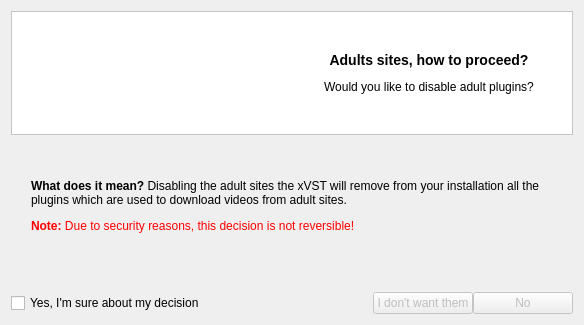
This is ui/adultspermission.ui in xVST/xVideoServiceThief as Qt 5 draws it before an edit. The edited form follows.
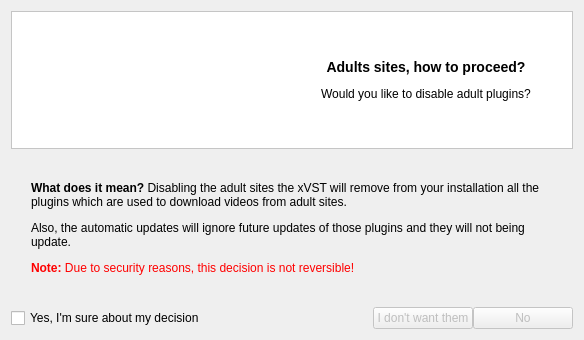
This is the edited form. Icons and pictures are not drawn.

Commit message: Fixed bug with Adults permission window and updated translations

The edit to the form file:
```diff
--- a/ui/adultspermission.ui
+++ b/ui/adultspermission.ui
@@ -7,19 +7,19 @@
     <x>0</x>
     <y>0</y>
     <width>584</width>
-    <height>325</height>
+    <height>340</height>
    </rect>
   </property>
   <property name="minimumSize">
    <size>
     <width>584</width>
-    <height>325</height>
+    <height>340</height>
    </size>
   </property>
   <property name="maximumSize">
    <size>
     <width>584</width>
-    <height>325</height>
+    <height>340</height>
    </size>
   </property>
   <property name="windowTitle">
@@ -114,7 +114,7 @@
        <item>
         <widget class="QLabel" name="lblHint">
          <property name="text">
-          <string>&lt;p&gt;&lt;b&gt;What does it mean?&lt;/b&gt; Disabling the adult sites the xVST will remove from your installation all the plugins which are used to download videos from adult sites.&lt;/p&gt;
+          <string>&lt;p&gt;&lt;b&gt;What does it mean?&lt;/b&gt; Disabling the adult sites the xVST will remove from your installation all the plugins which are used to download videos from adult sites.&lt;/p&gt;&lt;p&gt;Also, the automatic updates will ignore future updates of those plugins and they will not being update.&lt;/p&gt;
 &lt;p&gt;&lt;font color=&quot;red&quot;&gt;&lt;b&gt;Note:&lt;/b&gt; Due to security reasons, this decision is not reversible!&lt;/font&gt;&lt;/p&gt;</string>
          </property>
          <property name="wordWrap">
@@ -153,7 +153,7 @@
      <property name="sizeHint" stdset="0">
       <size>
        <width>20</width>
-       <height>19</height>
+       <height>5</height>
       </size>
      </property>
     </spacer>
@@ -180,6 +180,12 @@
        <layout class="QHBoxLayout" name="horizontalLayout_2">
         <item>
          <widget class="QLabel" name="imgLogo">
+          <property name="maximumSize">
+           <size>
+            <width>262</width>
+            <height>16777215</height>
+           </size>
+          </property>
           <property name="text">
            <string/>
           </property>
@@ -206,6 +212,9 @@
           <property name="alignment">
            <set>Qt::AlignCenter</set>
           </property>
+          <property name="wordWrap">
+           <bool>true</bool>
+          </property>
          </widget>
         </item>
        </layout>
```
The commit also changes 20 other files.
